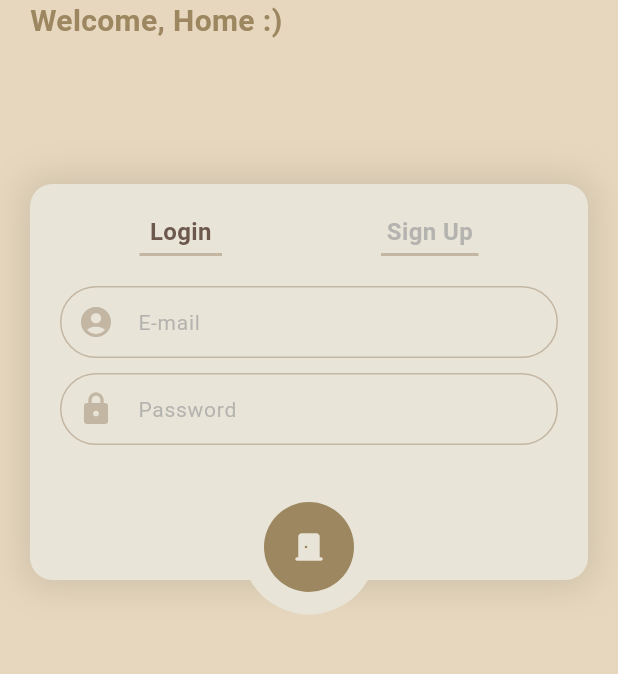
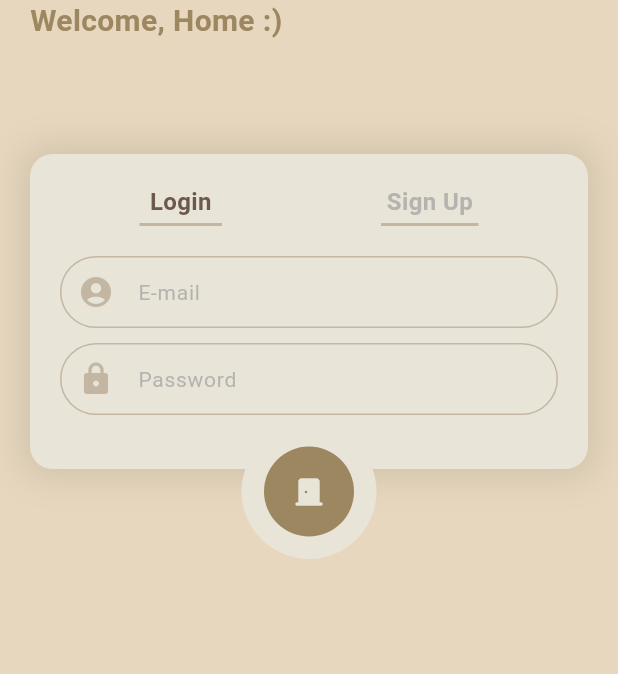
Before and after one commit to Fam-Story/fam-Story_frontend, a Flutter app: the screen it shows after launch, on a phone screen of 412 x 824 dp, the part 146-820 px from its top. Run offline on Flutter 3.47's test engine with Material 2 defaults, Android fonts, the phone set to English and light mode, and no system bars; our stand-ins replace flutter_secure_storage.

Commit message:
:sparkles: Feat: Login 연동 완료 (#6)
jwt 토큰 로컬 저장소에 저장.

```diff
--- a/lib/pages/login_sign_up_page.dart
+++ b/lib/pages/login_sign_up_page.dart
@@ -16,7 +16,7 @@ class _LoginSignUpPageState extends State<LoginSignUpPage> {
   String email = '';
   String username = '';
   String nickname = '';
-  String userPassword = '';
+  String password = '';
   int age = -1;
   int gender = -1;
 
@@ -42,9 +42,6 @@ class _LoginSignUpPageState extends State<LoginSignUpPage> {
             // 상단 텍스트
             Positioned(
               left: 20,
-              top: 0,
-              right: 0,
-              bottom: 0,
               child: Column(
                 crossAxisAlignment: CrossAxisAlignment.start,
                 children: [
@@ -63,18 +60,15 @@ class _LoginSignUpPageState extends State<LoginSignUpPage> {
             AnimatedPositioned(
               duration: const Duration(milliseconds: 300),
               curve: Curves.easeIn,
-              left: 0,
               top: 160,
-              right: 0,
-              bottom: isSignUpScreen ? 160 : 320,
               child: AnimatedContainer(
                 duration: const Duration(microseconds: 300),
+                curve: Curves.easeIn,
                 padding: const EdgeInsets.all(20),
-                height: 420,
+                height: isSignUpScreen ? 390 : 210,
                 width: MediaQuery.of(context).size.width - 40,
                 margin: const EdgeInsets.symmetric(
                   horizontal: 20,
-                  vertical: 20,
                 ),
                 decoration: BoxDecoration(
                   color: AppColor.objectColor,
@@ -88,7 +82,7 @@ class _LoginSignUpPageState extends State<LoginSignUpPage> {
                   ],
                 ),
                 child: SingleChildScrollView(
-                  padding: const EdgeInsets.only(bottom: 40),
+                  padding: const EdgeInsets.only(bottom: 20),
                   child: Column(
                     children: [
                       Row(
@@ -218,7 +212,7 @@ class _LoginSignUpPageState extends State<LoginSignUpPage> {
                                     return null;
                                   },
                                   onSaved: (value) {
-                                    userPassword = value!;
+                                    password = value!;
                                   },
                                 ),
                                 const SizedBox(height: 10),
@@ -380,12 +374,11 @@ class _LoginSignUpPageState extends State<LoginSignUpPage> {
             ),
             // 하단 리턴 버튼
             AnimatedPositioned(
-              duration: const Duration(milliseconds: 300),
+              duration: const Duration(milliseconds: 200),
               curve: Curves.easeIn,
               left: 0,
-              top: isSignUpScreen ? 390 : 60,
+              top: isSignUpScreen ? 520 : 340,
               right: 0,
-              bottom: 0,
               child: Center(
                 child: Container(
                   padding: const EdgeInsets.all(15),
@@ -399,7 +392,16 @@ class _LoginSignUpPageState extends State<LoginSignUpPage> {
                         if (isSignUpScreen) {
                           // 회원 가입
                           try {
-                            bool isCreated = await ApiService.createUser(email, username, userPassword, nickname, age, gender);
+                            bool isCreated = await ApiService.createUser(email, username, password, nickname, age, gender);
+                            print('ok');
+                          } catch (e) {
+                            print(e.toString());
+                          }
+                        } else {
+                          // 로그인
+                          try {
+                            int isBelongedToFamily = await ApiService.postUserLogin(email, password);
+                            print(isBelongedToFamily);
                             print('ok');
                           } catch (e) {
                             print(e.toString());
```
Also changed, not shown: lib/services/api_service.dart (+9 -4 lines).
